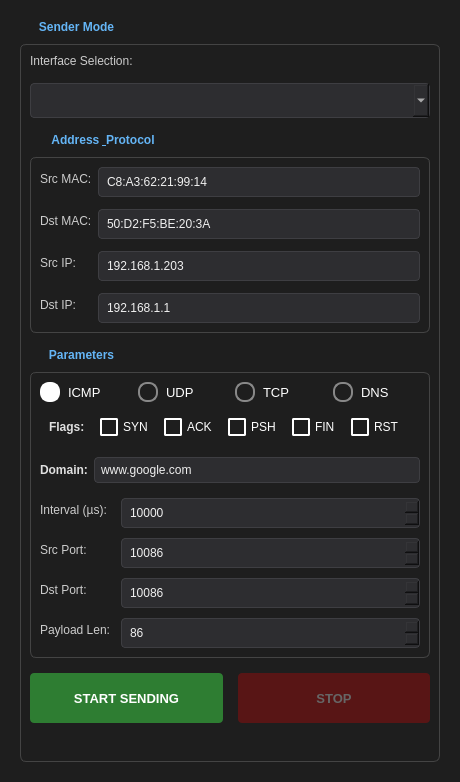
Before: the Qt Designer form sender.ui in jintianwenwenzaoshuilema/PacketStorm-Sender, drawn with Qt 5.
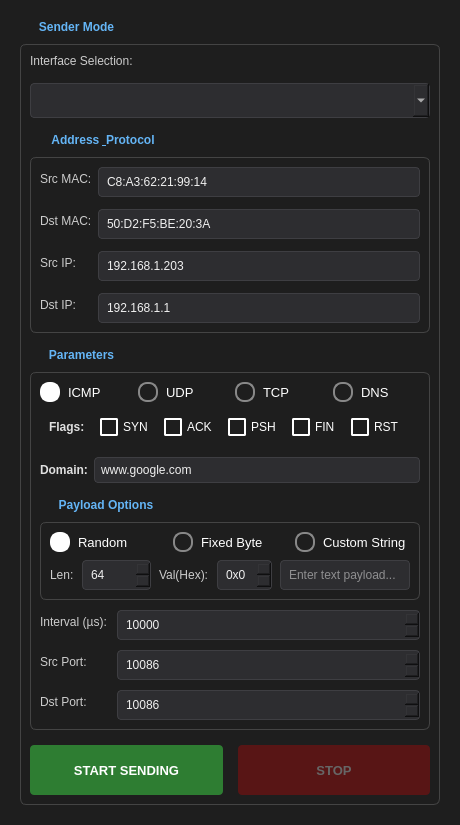
After: the same form once the commit is applied.

Commit message: add payload options

The edit to the form file:
```diff
--- a/sender.ui
+++ b/sender.ui
@@ -7,7 +7,7 @@
     <x>0</x>
     <y>0</y>
     <width>460</width>
-    <height>782</height>
+    <height>780</height>
    </rect>
   </property>
   <property name="windowTitle">
@@ -469,6 +469,100 @@
             </layout>
            </widget>
           </item>
+          <item>
+           <widget class="QGroupBox" name="grpPayload">
+            <property name="title">
+             <string>Payload Options</string>
+            </property>
+            <layout class="QVBoxLayout" name="vlPayload">
+             <property name="spacing">
+              <number>8</number>
+             </property>
+             <item>
+              <layout class="QHBoxLayout" name="hlPayMode">
+               <item>
+                <widget class="QRadioButton" name="rbPayRandom">
+                 <property name="text">
+                  <string>Random</string>
+                 </property>
+                 <property name="checked">
+                  <bool>true</bool>
+                 </property>
+                </widget>
+               </item>
+               <item>
+                <widget class="QRadioButton" name="rbPayFixed">
+                 <property name="text">
+                  <string>Fixed Byte</string>
+                 </property>
+                </widget>
+               </item>
+               <item>
+                <widget class="QRadioButton" name="rbPayCustom">
+                 <property name="text">
+                  <string>Custom String</string>
+                 </property>
+                </widget>
+               </item>
+              </layout>
+             </item>
+             <item>
+              <layout class="QHBoxLayout" name="hlPayDetail">
+               <item>
+                <widget class="QLabel" name="lblLen">
+                 <property name="text">
+                  <string>Len:</string>
+                 </property>
+                </widget>
+               </item>
+               <item>
+                <widget class="QSpinBox" name="spinPktLen">
+                 <property name="minimum">
+                  <number>0</number>
+                 </property>
+                 <property name="maximum">
+                  <number>65500</number>
+                 </property>
+                 <property name="value">
+                  <number>64</number>
+                 </property>
+                </widget>
+               </item>
+               <item>
+                <widget class="QLabel" name="lblFixVal">
+                 <property name="text">
+                  <string>Val(Hex):</string>
+                 </property>
+                </widget>
+               </item>
+               <item>
+                <widget class="QSpinBox" name="spinFixVal">
+                 <property name="displayIntegerBase">
+                  <number>16</number>
+                 </property>
+                 <property name="prefix">
+                  <string>0x</string>
+                 </property>
+                 <property name="maximum">
+                  <number>255</number>
+                 </property>
+                </widget>
+               </item>
+               <item>
+                <widget class="QLineEdit" name="editCustomData">
+                 <property name="placeholderText">
+                  <string>Enter text payload...</string>
+                 </property>
+                 <property name="visible">
+                  <bool>false</bool>
+                 </property>
+                </widget>
+               </item>
+              </layout>
+             </item>
+            </layout>
+           </widget>
+          </item>
           <item>
            <layout class="QFormLayout" name="formLayout_Param">
             <property name="labelAlignment">
@@ -540,30 +634,7 @@
               </property>
              </widget>
             </item>
-            <item row="3" column="0">
-             <widget class="QLabel" name="lblLen">
-              <property name="text">
-               <string>Payload Len:</string>
-              </property>
-             </widget>
-            </item>
-            <item row="3" column="1">
-             <widget class="QSpinBox" name="spinPktLen">
-              <property name="enabled">
-               <bool>false</bool>
-              </property>
-              <property name="minimum">
-               <number>1</number>
-              </property>
-              <property name="maximum">
-               <number>99999999</number>
-              </property>
-              <property name="value">
-               <number>86</number>
-              </property>
-             </widget>
-            </item>
-           </layout>
+            </layout>
           </item>
          </layout>
         </widget>
```
Left out of the diff: 8 changed lines with no effect on the pictures. The commit also changes 4 other files.
